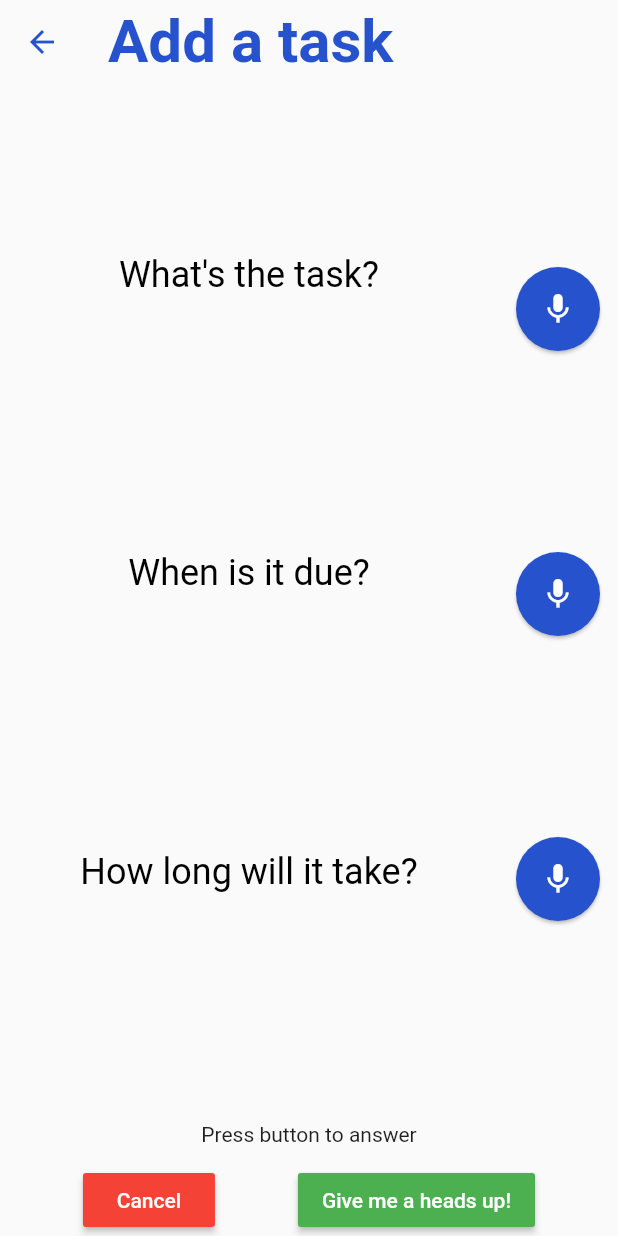
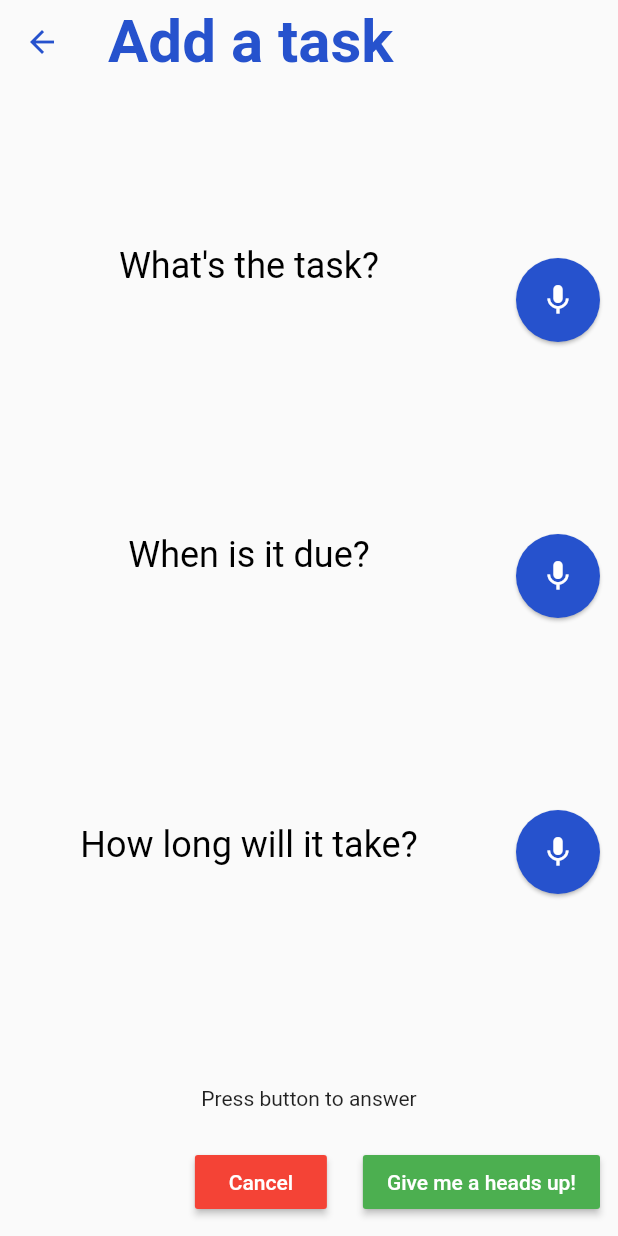
Before and after one commit to kelwishahy/heads-up-prototype, a Flutter app: the screen it shows after launch, after a tap on the "mic" icon, on a phone screen of 412 x 824 dp. Run offline on Flutter 3.47's test engine with Material 2 defaults, Android fonts, the phone set to English and light mode, and no system bars; our stand-ins replace speech_to_text; Roboto replaces fonts that are missing (Arial).

Commit message:
Moved button placement on dictate task screen

```diff
--- a/heads_up_prototype/lib/pages/dictate_task_page.dart
+++ b/heads_up_prototype/lib/pages/dictate_task_page.dart
@@ -187,21 +187,27 @@ class _DictatePageState extends State<DictatePage> {
                   Text(isListening ? 'Listening...' : 'Press button to answer'),
             ),
             Row(
-              mainAxisAlignment: MainAxisAlignment.spaceEvenly,
+              mainAxisAlignment: MainAxisAlignment.end,
               children: [
-                Button(
+                Padding(
+                  padding: const EdgeInsets.all(12.0),
+                  child: Button(
                       buttonText: 'Cancel',
                       onPressed: () {
                         Navigator.pop(context);
                       },
                       colour: Colors.red),
-                Button(
+                ),
+                Padding(
+                  padding: const EdgeInsets.all(12.0),
+                  child: Button(
                       buttonText: 'Give me a heads up!',
                       onPressed: () {
                         Navigator.pop(
                             context, [_task, _dueDate, _hoursToComplete]);
                       },
                       colour: Colors.green),
+                ),
               ],
             )
           ],
```
Lines whose indentation alone changed are shown as unchanged.
